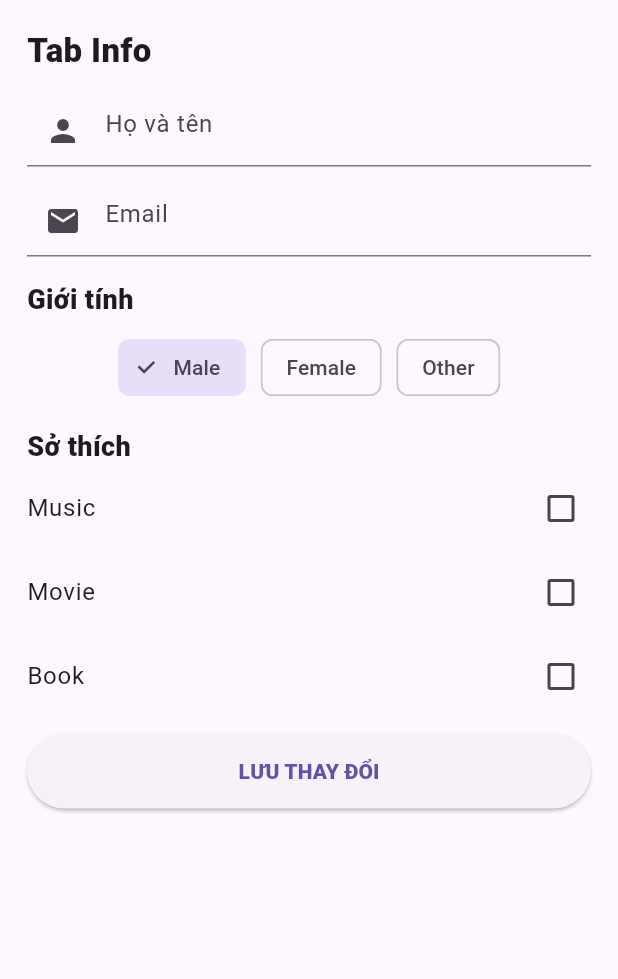
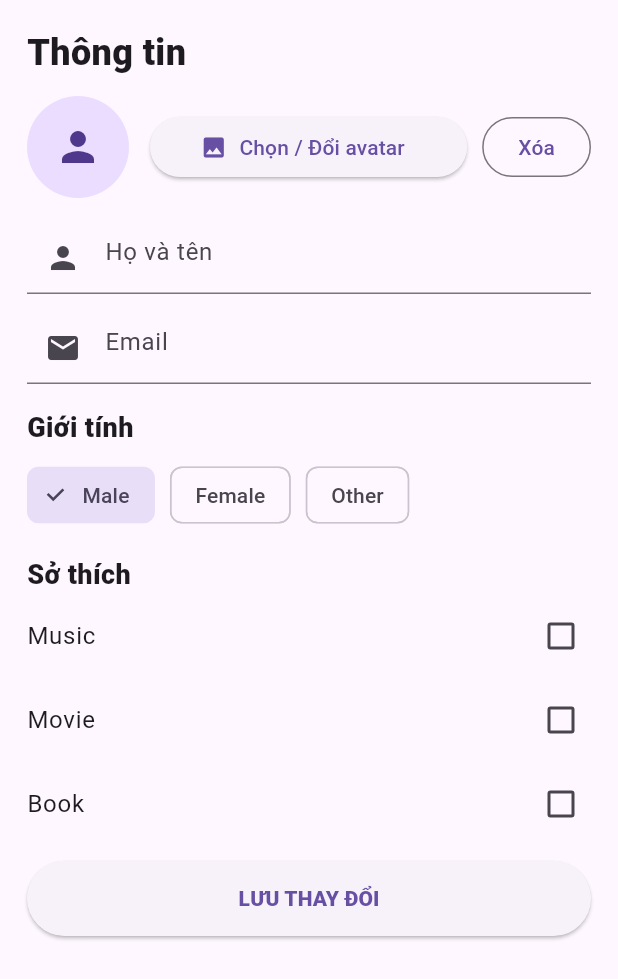
Before and after one commit to Namhahaha1110/BaiTapLTDDNC_TH, a Flutter app: the InfoTab widget shown alone on an empty page, opened directly, on a phone screen of 412 x 824 dp. Shown: the top 979 px of the screen. Run offline on Flutter 3.47's test engine with Material 3 defaults, Android fonts, the light colour scheme and no system bars; our stand-ins replace image_picker, shared_preferences; accounts and stored records are empty.

Commit message:
add option avatar

```diff
--- a/lib/model/user_account.dart
+++ b/lib/model/user_account.dart
@@ -3,8 +3,13 @@ import 'user.dart';
 class UserAccount {
   final User user;
   final String password;
+  final String? avatarPath; // ✅ lưu đường dẫn ảnh
 
-  const UserAccount({required this.user, required this.password});
+  const UserAccount({
+    required this.user,
+    required this.password,
+    this.avatarPath,
+  });
 
   Map<String, dynamic> toJson() => {
     'fullname': user.fullname,
@@ -12,6 +17,7 @@ class UserAccount {
     'gender': user.gender,
     'favorite': user.favorite,
     'password': password,
+    'avatarPath': avatarPath,
   };
 
   static UserAccount fromJson(Map<String, dynamic> json) {
@@ -23,6 +29,15 @@ class UserAccount {
         favorite: json['favorite'] ?? 'None',
       ),
       password: json['password'] ?? '',
+      avatarPath: json['avatarPath'],
+    );
+  }
+
+  UserAccount copyWith({User? user, String? password, String? avatarPath}) {
+    return UserAccount(
+      user: user ?? this.user,
+      password: password ?? this.password,
+      avatarPath: avatarPath ?? this.avatarPath,
     );
   }
 }
--- a/lib/page/info_tab.dart
+++ b/lib/page/info_tab.dart
@@ -1,4 +1,7 @@
+import 'dart:io';
 import 'package:flutter/material.dart';
+import 'package:image_picker/image_picker.dart';
+
 import '../state/session.dart';
 
 class InfoTab extends StatefulWidget {
@@ -26,7 +29,6 @@ class _InfoTabState extends State<InfoTab> {
     super.dispose();
   }
 
-  // Đổ dữ liệu từ Session.user vào form khi vào tab
   @override
   void didChangeDependencies() {
     super.didChangeDependencies();
@@ -48,8 +50,6 @@ class _InfoTabState extends State<InfoTab> {
       _movie = fav.contains('Movie');
       _book = fav.contains('Book');
 
-      // không bắt buộc, nhưng giúp UI refresh đúng nếu vào tab khi vừa update
-      // ignore: unnecessary_this
       setState(() {});
     }
   }
@@ -83,12 +83,9 @@ class _InfoTabState extends State<InfoTab> {
 
   Future<void> _save() async {
     if (!(_formKey.currentState?.validate() ?? false)) return;
-
     final session = SessionScope.of(context);
 
     try {
-      // Nếu updateUser của bạn là sync (void), `await` vẫn OK vì Dart cho phép
-      // nhưng để chắc chắn, hãy để updateUser là Future<void> nếu bạn lưu local.
       await session.updateUser(
         fullname: _nameCtl.text.trim(),
         email: _emailCtl.text.trim(),
@@ -108,14 +105,44 @@ class _InfoTabState extends State<InfoTab> {
     }
   }
 
+  Future<void> _pickAvatar() async {
+    final session = SessionScope.of(context);
+
+    final picker = ImagePicker();
+    final xfile = await picker.pickImage(
+      source: ImageSource.gallery,
+      imageQuality: 85,
+    );
+    if (xfile == null) return;
+
+    await session.updateAvatar(xfile.path);
+
+    if (!mounted) return;
+    ScaffoldMessenger.of(
+      context,
+    ).showSnackBar(const SnackBar(content: Text('Đã cập nhật avatar!')));
+  }
+
+  Future<void> _removeAvatar() async {
+    final session = SessionScope.of(context);
+    await session.updateAvatar(null);
+
+    if (!mounted) return;
+    ScaffoldMessenger.of(
+      context,
+    ).showSnackBar(const SnackBar(content: Text('Đã xoá avatar!')));
+  }
+
   @override
   Widget build(BuildContext context) {
     final session = SessionScope.of(context);
     final user = session.user;
 
-    if (user == null) {
-      return const Center(child: Text('Bạn chưa đăng nhập.'));
+    if (user == null || session.isGuest) {
+      return const Center(child: Text('Bạn chưa đăng nhập bằng tài khoản.'));
     }
+
+    final avatarPath = session.avatarPath;
 
     return SingleChildScrollView(
       padding: const EdgeInsets.all(18),
@@ -125,10 +152,40 @@ class _InfoTabState extends State<InfoTab> {
           crossAxisAlignment: CrossAxisAlignment.start,
           children: [
             const Text(
-              'Tab Info',
-              style: TextStyle(fontSize: 22, fontWeight: FontWeight.w900),
+              'Thông tin',
+              style: TextStyle(fontSize: 24, fontWeight: FontWeight.w900),
             ),
-            const SizedBox(height: 14),
+            const SizedBox(height: 12),
+
+            // ===== AVATAR ROW =====
+            Row(
+              children: [
+                CircleAvatar(
+                  radius: 34,
+                  backgroundImage: (avatarPath != null)
+                      ? FileImage(File(avatarPath))
+                      : null,
+                  child: (avatarPath == null)
+                      ? const Icon(Icons.person, size: 32)
+                      : null,
+                ),
+                const SizedBox(width: 14),
+                Expanded(
+                  child: ElevatedButton.icon(
+                    onPressed: _pickAvatar,
+                    icon: const Icon(Icons.photo),
+                    label: const Text('Chọn / Đổi avatar'),
+                  ),
+                ),
+                const SizedBox(width: 10),
+                OutlinedButton(
+                  onPressed: _removeAvatar,
+                  child: const Text('Xóa'),
+                ),
+              ],
+            ),
+
+            const SizedBox(height: 16),
 
             TextFormField(
               controller: _nameCtl,
@@ -157,8 +214,8 @@ class _InfoTabState extends State<InfoTab> {
             ),
             const SizedBox(height: 8),
 
-            Center(
-              child: Wrap(
+            Wrap(
+              alignment: WrapAlignment.center,
               spacing: 10,
               runSpacing: 10,
               children: [
@@ -178,7 +235,6 @@ class _InfoTabState extends State<InfoTab> {
                   onSelected: (_) => setState(() => _gender = 2),
                 ),
               ],
-              ),
             ),
 
             const SizedBox(height: 16),
--- a/pubspec.yaml
+++ b/pubspec.yaml
@@ -29,6 +29,7 @@ environment:
 # versions available, run `flutter pub outdated`.
 dependencies:
   shared_preferences: ^2.2.3
+  image_picker: ^1.0.7
   flutter:
     sdk: flutter
 
```
Also changed, not shown: lib/mainpage.dart (+12 -5 lines), lib/state/session.dart (+40 -24 lines), pubspec.lock, 5 other files. Lines whose indentation alone changed are shown as unchanged.
